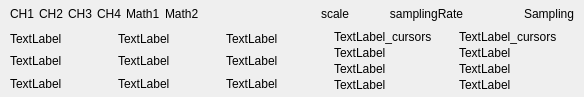
The window that LEO_sniffy/GUI/widgetlabelarea.ui (jirik09/Sniffy) describes before a commit, drawn with Qt 5.
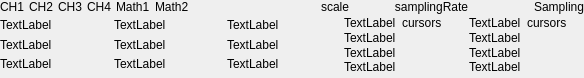
The same window after the commit.

```diff
--- a/LEO_sniffy/GUI/widgetlabelarea.ui
+++ b/LEO_sniffy/GUI/widgetlabelarea.ui
@@ -7,7 +7,7 @@
     <x>0</x>
     <y>0</y>
     <width>584</width>
-    <height>97</height>
+    <height>78</height>
    </rect>
   </property>
   <property name="windowTitle">
@@ -21,13 +21,13 @@
     <number>0</number>
    </property>
    <property name="leftMargin">
-    <number>10</number>
+    <number>0</number>
    </property>
    <property name="topMargin">
     <number>0</number>
    </property>
    <property name="rightMargin">
-    <number>10</number>
+    <number>0</number>
    </property>
    <property name="bottomMargin">
     <number>0</number>
@@ -234,7 +234,7 @@
          <item>
           <layout class="QGridLayout" name="gridLayout">
            <property name="spacing">
-            <number>5</number>
+            <number>2</number>
            </property>
            <item row="2" column="2">
             <widget class="QLabel" name="label_meas9">
```
